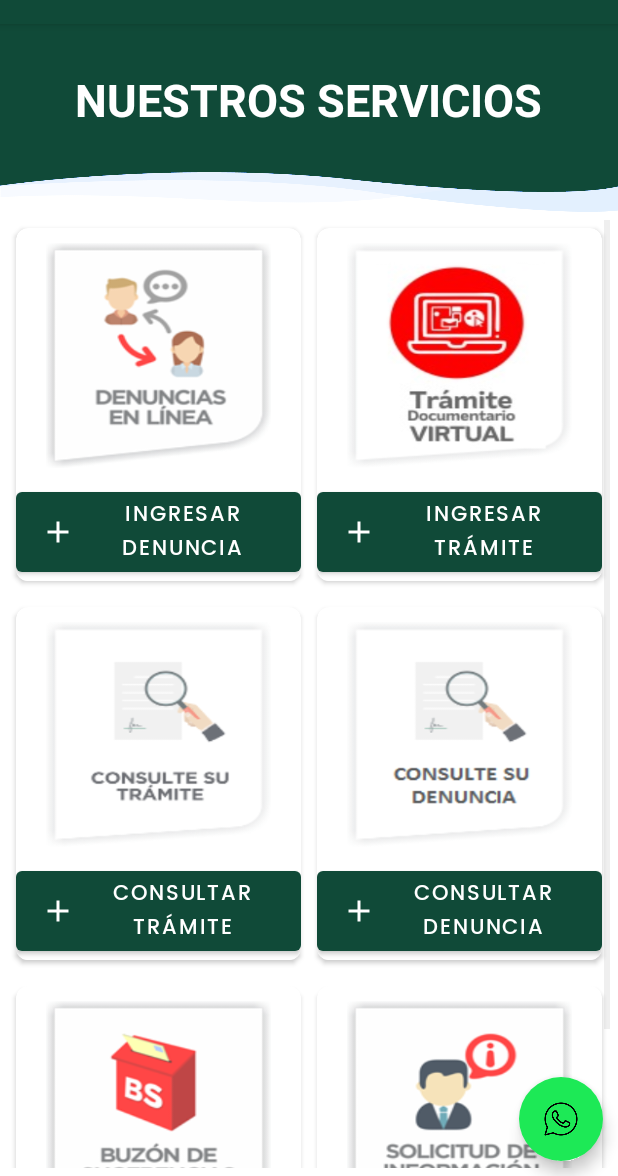
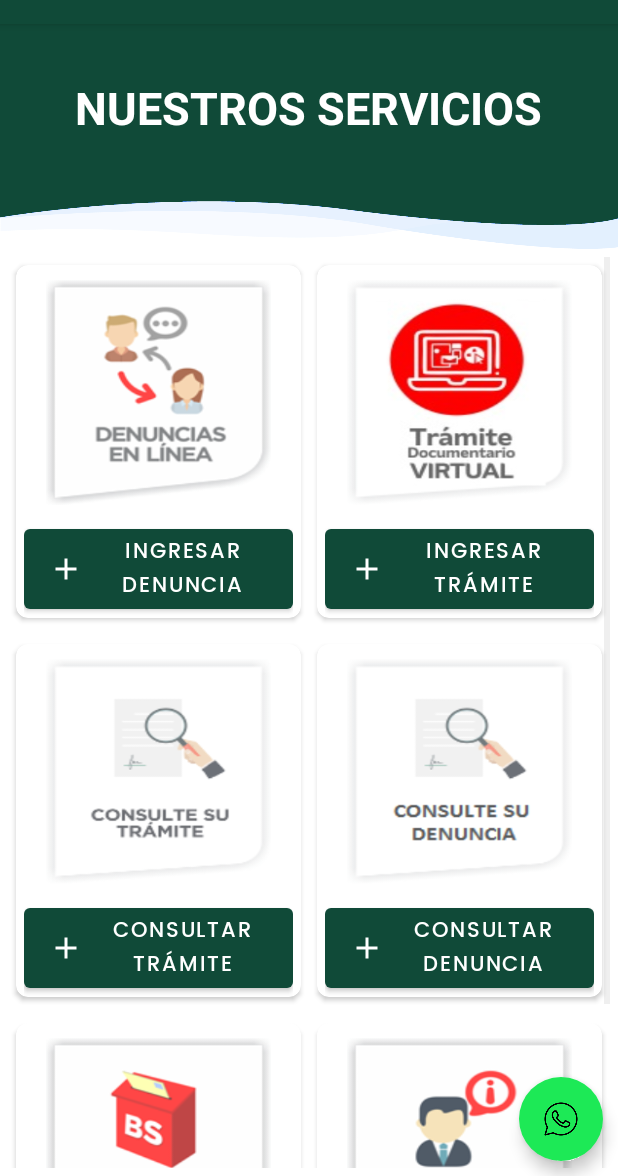
Before and after one commit to Alexander-FM/AppMovil, an Android app: the MenuActivity screen opened directly, with no data from a screen before it, on a phone screen of 412 x 824 dp, the part 60-1236 px from its top. Run offline under Robolectric (Android 15) with nearby library versions, the phone set to English and light mode, and no system bars.

Commit message:
Diseño Responsivo

```diff
--- a/app/src/main/java/com/example/comisariaapp/api/ConfigApi.java
+++ b/app/src/main/java/com/example/comisariaapp/api/ConfigApi.java
@@ -21,7 +21,7 @@ import retrofit2.converter.gson.GsonConverterFactory;
 
 public class ConfigApi {
     private static final String baseUrlE = "http://10.0.2.2:9090", baseUrlD = "http://192.168.1.103:9090";
-    private static final String ipAlexander = "http://192.168.0.5:9090";
+    private static final String ipAlexander = "http://192.168.0.7:9090";
     private static final String ipLizbeth = "http://192.168.1.103:9090";
     private static Retrofit retrofit;
     private static String token = "";
--- a/app/src/main/res/layout/activity_main.xml
+++ b/app/src/main/res/layout/activity_main.xml
@@ -1,16 +1,18 @@
 <?xml version="1.0" encoding="utf-8"?>
-<androidx.coordinatorlayout.widget.CoordinatorLayout xmlns:android="http://schemas.android.com/apk/res/android"
+<androidx.constraintlayout.widget.ConstraintLayout xmlns:android="http://schemas.android.com/apk/res/android"
     xmlns:app="http://schemas.android.com/apk/res-auto"
     xmlns:tools="http://schemas.android.com/tools"
     android:layout_width="match_parent"
     android:layout_height="match_parent"
-    android:orientation="vertical"
     tools:context=".activity.MenuActivity">
 
     <com.google.android.material.appbar.AppBarLayout
         android:id="@+id/bar"
         android:layout_width="match_parent"
-        android:layout_height="wrap_content">
+        android:layout_height="wrap_content"
+        app:layout_constraintEnd_toEndOf="parent"
+        app:layout_constraintStart_toStartOf="parent"
+        app:layout_constraintTop_toTopOf="parent">
 
         <androidx.appcompat.widget.Toolbar
             android:id="@+id/toolbar"
@@ -24,54 +26,51 @@
             app:titleTextColor="@color/white" />
     </com.google.android.material.appbar.AppBarLayout>
 
-    <ScrollView
-        android:fillViewport="true"
-        android:layout_width="match_parent"
-        android:layout_height="match_parent"
-        app:layout_behavior="@string/appbar_scrolling_view_behavior">
-
-        <LinearLayout
-            android:layout_width="match_parent"
-            android:layout_height="match_parent"
-            android:orientation="vertical">
-
     <FrameLayout
         android:id="@+id/frameTitulo"
         android:layout_width="match_parent"
-                android:layout_height="125dp"
-                android:background="@drawable/green_bg">
+        android:layout_height="150dp"
+        android:background="@drawable/green_bg"
+        app:layout_constraintTop_toBottomOf="@id/bar">
 
         <TextView
             android:layout_width="wrap_content"
             android:layout_height="wrap_content"
-                    android:layout_marginLeft="50dp"
-                    android:layout_marginTop="30dp"
+            android:layout_marginTop="35dp"
+            android:layout_gravity="center_horizontal"
             android:text="NUESTROS SERVICIOS"
             android:textColor="#fff"
             android:textSize="30sp"
             android:textStyle="bold" />
     </FrameLayout>
 
+    <ScrollView
+        android:layout_width="match_parent"
+        android:layout_height="0dp"
+        android:fillViewport="true"
+        app:layout_constraintBottom_toBottomOf="parent"
+        app:layout_constraintTop_toBottomOf="@id/frameTitulo">
+
         <GridView
             android:id="@+id/grwSecciones"
-                android:layout_width="wrap_content"
-                android:layout_height="wrap_content"
+            android:layout_width="match_parent"
+            android:layout_height="match_parent"
             android:numColumns="2"
             android:padding="5dp"
             android:verticalSpacing="7dp" />
-        </LinearLayout>
     </ScrollView>
 
     <com.google.android.material.floatingactionbutton.FloatingActionButton
         android:id="@+id/fabAgregar"
         android:layout_width="wrap_content"
         android:layout_height="wrap_content"
-        android:layout_gravity="bottom|end"
         android:layout_marginEnd="10dp"
         android:layout_marginBottom="10dp"
         android:backgroundTint="#1de956"
         android:src="@drawable/whatsapp3"
         app:borderWidth="0dp"
-        app:elevation="6dp" />
+        app:elevation="6dp"
+        app:layout_constraintBottom_toBottomOf="parent"
+        app:layout_constraintEnd_toEndOf="parent" />
 
-</androidx.coordinatorlayout.widget.CoordinatorLayout>
+</androidx.constraintlayout.widget.ConstraintLayout>
--- a/app/src/main/res/layout/gridview_seccion.xml
+++ b/app/src/main/res/layout/gridview_seccion.xml
@@ -1,17 +1,17 @@
 <?xml version="1.0" encoding="utf-8"?>
 <LinearLayout xmlns:android="http://schemas.android.com/apk/res/android"
+    xmlns:app="http://schemas.android.com/apk/res-auto"
     android:layout_width="match_parent"
     android:layout_height="wrap_content"
-    xmlns:app="http://schemas.android.com/apk/res-auto"
     android:orientation="vertical">
 
     <androidx.cardview.widget.CardView
         android:id="@+id/crdSeccion"
         android:layout_width="match_parent"
         android:layout_height="wrap_content"
+        android:layout_margin="5dp"
         android:elevation="8dp"
-        app:cardCornerRadius="8dp"
-        android:layout_margin="5dp">
+        app:cardCornerRadius="8dp">
 
         <LinearLayout
             android:layout_width="match_parent"
@@ -27,16 +27,17 @@
 
                 <ImageView
                     android:id="@+id/imgSeccion"
-                    android:src="@drawable/denunciasonline"
                     android:layout_width="150dp"
                     android:layout_height="150dp"
-                    android:scaleType="fitXY" />
+                    android:scaleType="fitXY"
+                    android:src="@drawable/denunciasonline" />
             </LinearLayout>
 
             <LinearLayout
                 android:layout_width="match_parent"
                 android:layout_height="wrap_content"
-                android:background="#FFF">
+                android:paddingStart="5dp"
+                android:paddingEnd="5dp">
 
                 <Button
                     android:id="@+id/btnTitulo"
```
Also changed, not shown: app/src/main/res/layout/activity_login.xml (+0 -63 lines), app/src/main/res/layout/personas_carrito_viewholder.xml (+11 -62 lines). Lines whose indentation alone changed are shown as unchanged.
